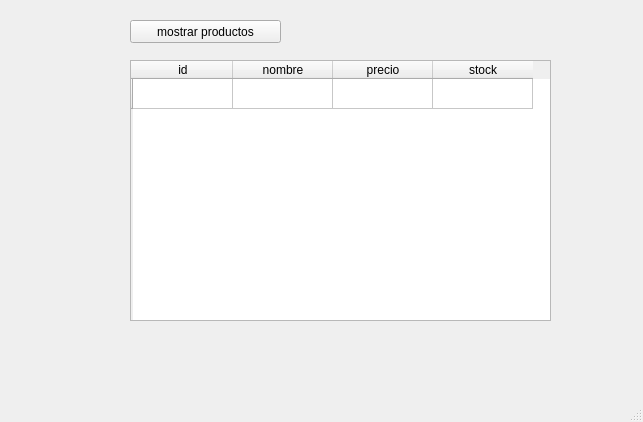
rmarting13/Supermark, file interfaces/vistaVerProd.ui: the form before one commit.
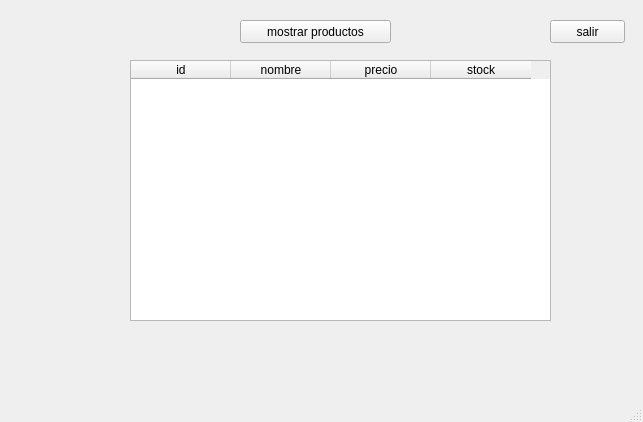
The form after the commit.

Diff of the .ui file:
```diff
--- a/interfaces/vistaVerProd.ui
+++ b/interfaces/vistaVerProd.ui
@@ -23,20 +23,27 @@
       <height>261</height>
      </rect>
     </property>
+    <property name="verticalScrollBarPolicy">
+     <enum>Qt::ScrollBarAsNeeded</enum>
+    </property>
+    <property name="autoScroll">
+     <bool>true</bool>
+    </property>
     <property name="showGrid">
      <bool>true</bool>
     </property>
+    <property name="wordWrap">
+     <bool>true</bool>
+    </property>
     <property name="rowCount">
-     <number>1</number>
+     <number>0</number>
     </property>
     <property name="columnCount">
      <number>4</number>
     </property>
-    <row>
-     <property name="text">
-      <string/>
-     </property>
-    </row>
+    <attribute name="verticalHeaderVisible">
+     <bool>false</bool>
+    </attribute>
     <column>
      <property name="text">
       <string>id</string>
@@ -61,7 +68,7 @@
    <widget class="QPushButton" name="pushButton">
     <property name="geometry">
      <rect>
-      <x>130</x>
+      <x>240</x>
       <y>20</y>
       <width>151</width>
       <height>23</height>
@@ -71,6 +78,19 @@
      <string>mostrar productos</string>
     </property>
    </widget>
+   <widget class="QPushButton" name="pushButton_2">
+    <property name="geometry">
+     <rect>
+      <x>550</x>
+      <y>20</y>
+      <width>75</width>
+      <height>23</height>
+     </rect>
+    </property>
+    <property name="text">
+     <string>salir</string>
+    </property>
+   </widget>
   </widget>
   <widget class="QMenuBar" name="menubar">
    <property name="geometry">
```
